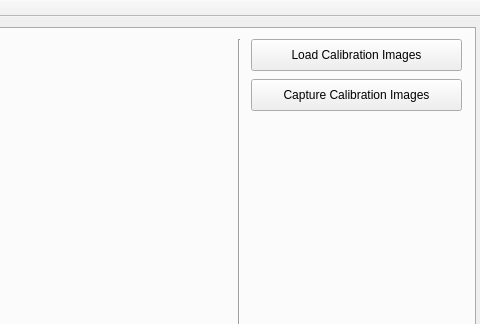
Above: mainwindow.ui from DiODeProject/KilobotArenaCalibration before the change; both pictures show x 405 to 885 and y 0 to 324 of the 885 by 705 pixel window. Below: the same form after it.
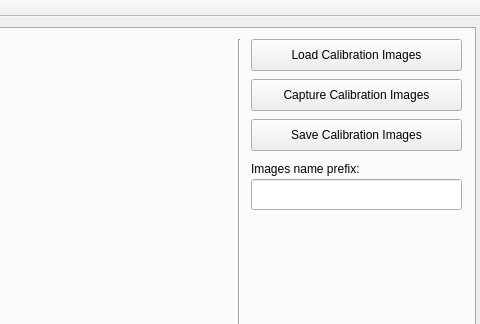
That is the form after the change. Custom widgets are drawn as their Qt base class.

```diff
--- a/mainwindow.ui
+++ b/mainwindow.ui
@@ -127,6 +127,48 @@
        <string>Capture Calibration Images</string>
       </property>
      </widget>
+     <widget class="QPushButton" name="save_images">
+      <property name="geometry">
+       <rect>
+        <x>620</x>
+        <y>90</y>
+        <width>211</width>
+        <height>32</height>
+       </rect>
+      </property>
+      <property name="text">
+       <string>Save Calibration Images</string>
+      </property>
+     </widget>
+     <widget class="QLineEdit" name="lineEdit">
+      <property name="geometry">
+       <rect>
+        <x>620</x>
+        <y>150</y>
+        <width>211</width>
+        <height>31</height>
+       </rect>
+      </property>
+      <property name="inputMask">
+       <string/>
+      </property>
+      <property name="text">
+       <string/>
+      </property>
+     </widget>
+     <widget class="QLabel" name="label_4">
+      <property name="geometry">
+       <rect>
+        <x>620</x>
+        <y>130</y>
+        <width>191</width>
+        <height>20</height>
+       </rect>
+      </property>
+      <property name="text">
+       <string>Images name prefix:</string>
+      </property>
+     </widget>
     </widget>
     <widget class="QWidget" name="roi">
      <attribute name="title">
```
Left out of the diff: 2 changed lines with no effect on the pictures.
